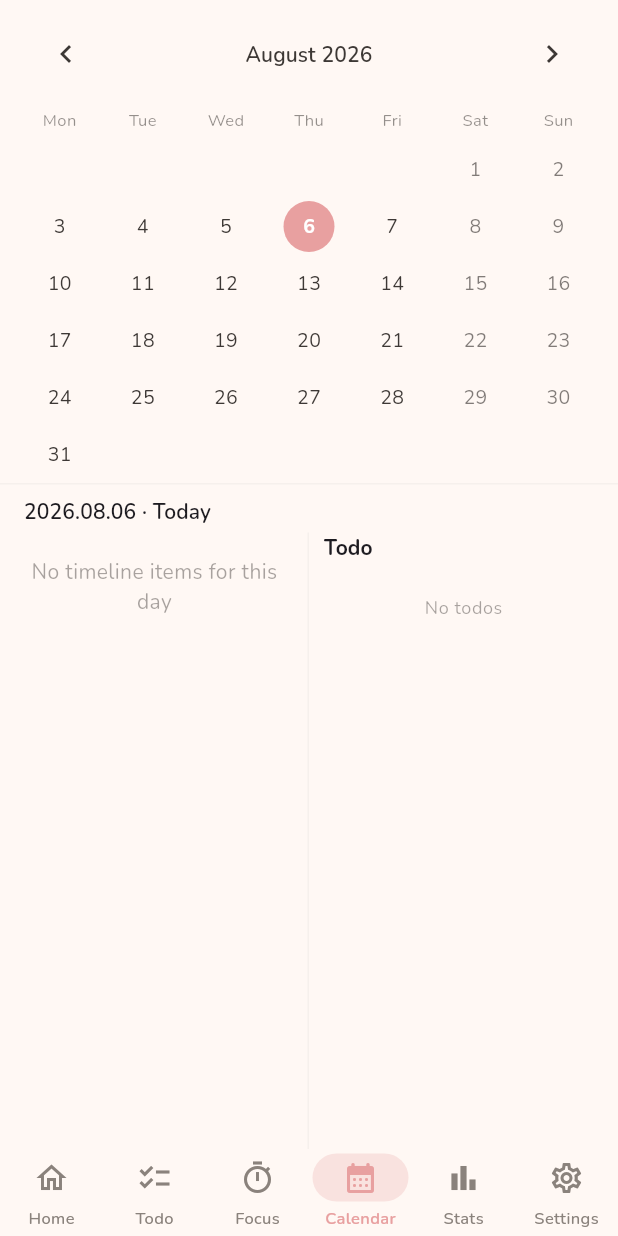
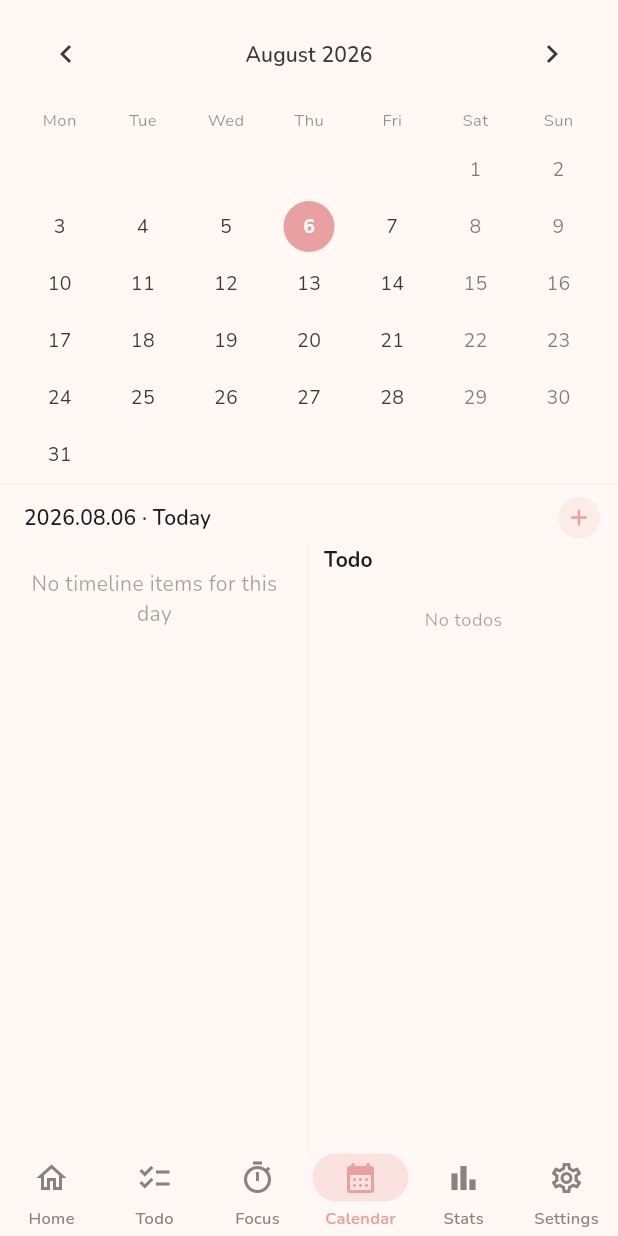
Before and after one commit to XTC917/TODO, a Flutter app: the screen it shows after launch, item 4 of the bottom bar chosen, on a phone screen of 412 x 824 dp. Run offline on Flutter 3.47's test engine with Material 3 defaults, Android fonts, the phone set to English and light mode, and no system bars; drawn by our look-alikes of table_calendar; our stand-ins replace drift, file_picker, flutter_local_notifications, flutter_riverpod, flutter_timezone, google_fonts and 4 more; missing offline and left inert: app_settings; accounts and stored records are empty; generated files the repository leaves out were written again.

Commit message:
v2.1.5：日历页增加添加任务快捷按钮

```diff
--- a/lib/features/calendar/calendar_page.dart
+++ b/lib/features/calendar/calendar_page.dart
@@ -146,9 +146,10 @@ class CalendarPage extends ConsumerWidget {
 
     Widget dateHeader({EdgeInsetsGeometry? padding}) {
       return Padding(
-        padding: padding ?? const EdgeInsets.fromLTRB(16, 8, 16, 4),
-        child: Align(
-          alignment: Alignment.centerLeft,
+        padding: padding ?? const EdgeInsets.fromLTRB(16, 8, 12, 4),
+        child: Row(
+          children: [
+            Expanded(
               child: Text(
                 DateTimeFormats.formatSectionDate(selected, l10n),
                 style: theme.textTheme.titleSmall?.copyWith(
@@ -157,6 +158,12 @@ class CalendarPage extends ConsumerWidget {
                 maxLines: 1,
                 overflow: TextOverflow.ellipsis,
               ),
+            ),
+            if (!batch.active)
+              _CalendarAddButton(
+                onPressed: () => _openForm(context, selected),
+              ),
+          ],
         ),
       );
     }
@@ -329,6 +336,44 @@ class CalendarPage extends ConsumerWidget {
     if (!await confirmDeleteEvent(context)) return;
     await ref.read(eventActionsProvider).delete(event.id);
   }
+
+  Future<void> _openForm(BuildContext context, DateTime date) {
+    return Navigator.of(context).push(
+      MaterialPageRoute(
+        builder: (_) => EventFormPage(initialDate: date),
+      ),
+    );
+  }
+}
+
+class _CalendarAddButton extends StatelessWidget {
+  const _CalendarAddButton({required this.onPressed});
+
+  final VoidCallback onPressed;
+
+  @override
+  Widget build(BuildContext context) {
+    final scheme = Theme.of(context).colorScheme;
+
+    return Material(
+      color: scheme.primary.withValues(alpha: 0.14),
+      shape: const CircleBorder(),
+      clipBehavior: Clip.antiAlias,
+      child: InkWell(
+        onTap: onPressed,
+        customBorder: const CircleBorder(),
+        child: SizedBox(
+          width: 28,
+          height: 28,
+          child: Icon(
+            Icons.add_rounded,
+            size: 18,
+            color: scheme.primary,
+          ),
+        ),
+      ),
+    );
+  }
 }
 
 class _CalendarTodoPanel extends StatelessWidget {
--- a/pubspec.yaml
+++ b/pubspec.yaml
@@ -1,7 +1,7 @@
 name: soft_schedule
 description: A personal electronic schedule book with focus tracking.
 publish_to: "none"
-version: 2.1.4+15
+version: 2.1.5+16
 
 environment:
   sdk: ">=3.5.0 <4.0.0"
```
Lines whose indentation alone changed are shown as unchanged.
